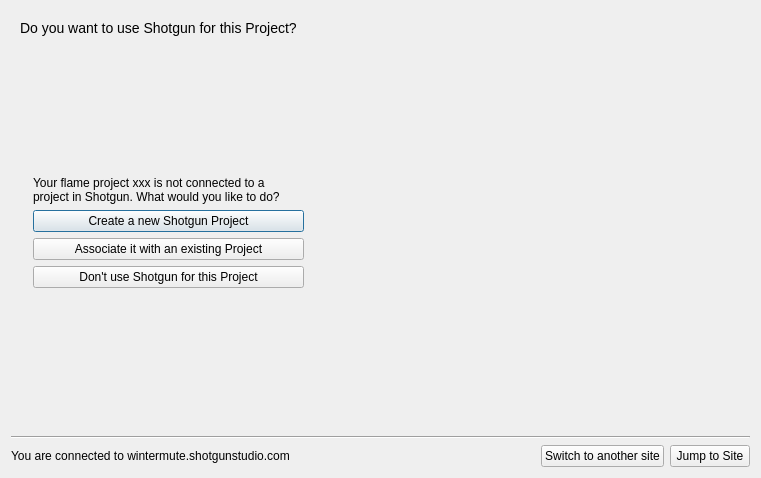
This is plugins/basic/bundle_cache/manual/tk-flame-projectcreate/v0.1.0/resources/dialog.ui in shotgunsoftware/tk-flame as Qt 5 draws it before an edit. The edited form follows.
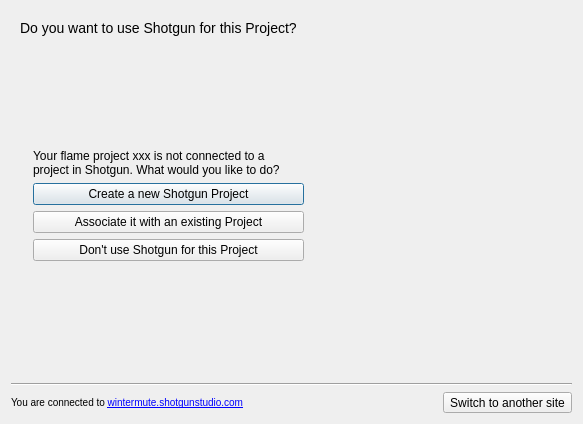
This is the edited form. The open tabs and pages were chosen to show the change. Icons and pictures are not drawn.

Commit message: finished stubbing out the project create uis.

Patch:
```diff
--- a/plugins/basic/bundle_cache/manual/tk-flame-projectcreate/v0.1.0/resources/dialog.ui
+++ b/plugins/basic/bundle_cache/manual/tk-flame-projectcreate/v0.1.0/resources/dialog.ui
@@ -6,8 +6,8 @@
    <rect>
     <x>0</x>
     <y>0</y>
-    <width>761</width>
-    <height>478</height>
+    <width>583</width>
+    <height>424</height>
    </rect>
   </property>
   <property name="windowTitle">
@@ -323,7 +323,10 @@
      <item>
       <widget class="QLabel" name="label">
        <property name="text">
-        <string>You are connected to wintermute.shotgunstudio.com</string>
+        <string>&lt;small&gt;You are connected to &lt;a href='https://wintermute.shotgunsoftware.com'&gt;wintermute.shotgunstudio.com&lt;/a&gt;&lt;/small&gt;</string>
+       </property>
+       <property name="openExternalLinks">
+        <bool>true</bool>
        </property>
       </widget>
      </item>
@@ -341,19 +344,12 @@
       </spacer>
      </item>
      <item>
-      <widget class="QPushButton" name="switch_site">
+      <widget class="QToolButton" name="switch_project">
        <property name="text">
         <string>Switch to another site</string>
        </property>
       </widget>
      </item>
-     <item>
-      <widget class="QPushButton" name="show_site">
-       <property name="text">
-        <string>Jump to Site</string>
-       </property>
-      </widget>
-     </item>
     </layout>
    </item>
   </layout>
```
Left out of the diff: 4 changed lines with no effect on the pictures. The commit also changes 6 other files.
